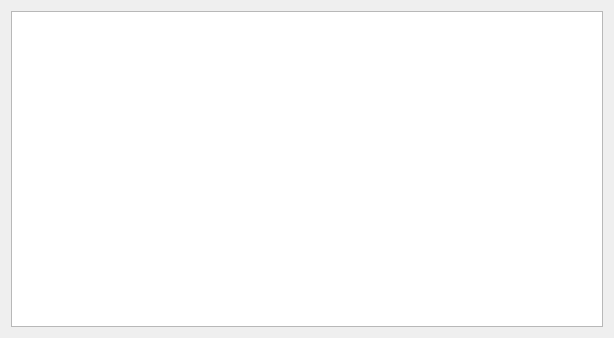
Old version of the form DBSetupSamplesWidget.ui in the repository afwlehmann/annot8.
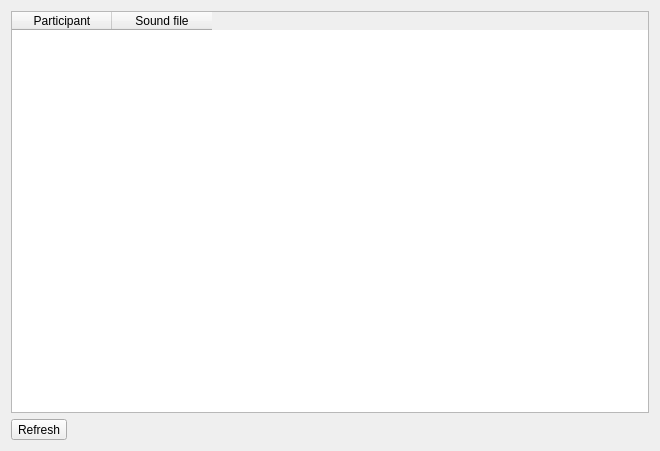
New version of the form.

Commit message: db setup finalized

```diff
--- a/DBSetupSamplesWidget.ui
+++ b/DBSetupSamplesWidget.ui
@@ -5,8 +5,8 @@
    <rect>
     <x>0</x>
     <y>0</y>
-    <width>614</width>
-    <height>338</height>
+    <width>660</width>
+    <height>451</height>
    </rect>
   </property>
   <property name="windowTitle" >
@@ -14,12 +14,49 @@
   </property>
   <layout class="QVBoxLayout" name="verticalLayout" >
    <item>
-    <widget class="QTableView" name="tvSamples" >
-     <property name="selectionBehavior" >
-      <enum>QAbstractItemView::SelectRows</enum>
+    <widget class="QTableWidget" name="twSamples" >
+     <property name="alternatingRowColors" >
+      <bool>true</bool>
      </property>
+     <property name="sortingEnabled" >
+      <bool>true</bool>
+     </property>
+     <column>
+      <property name="text" >
+       <string>Participant</string>
+      </property>
+     </column>
+     <column>
+      <property name="text" >
+       <string>Sound file</string>
+      </property>
+     </column>
     </widget>
    </item>
+   <item>
+    <layout class="QHBoxLayout" name="horizontalLayout" >
+     <item>
+      <widget class="QToolButton" name="tbRefresh" >
+       <property name="text" >
+        <string>Refresh</string>
+       </property>
+      </widget>
+     </item>
+     <item>
+      <spacer name="horizontalSpacer" >
+       <property name="orientation" >
+        <enum>Qt::Horizontal</enum>
+       </property>
+       <property name="sizeHint" stdset="0" >
+        <size>
+         <width>40</width>
+         <height>20</height>
+        </size>
+       </property>
+      </spacer>
+     </item>
+    </layout>
+   </item>
   </layout>
  </widget>
  <resources/>
```
The commit also changes 9 other files.
